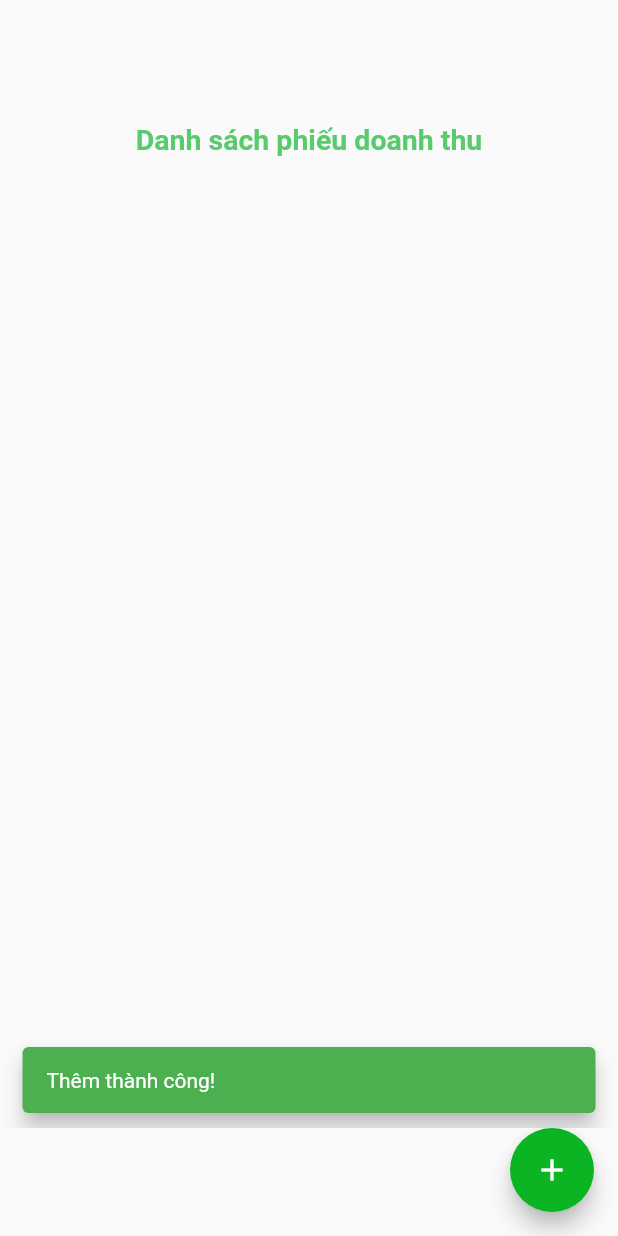
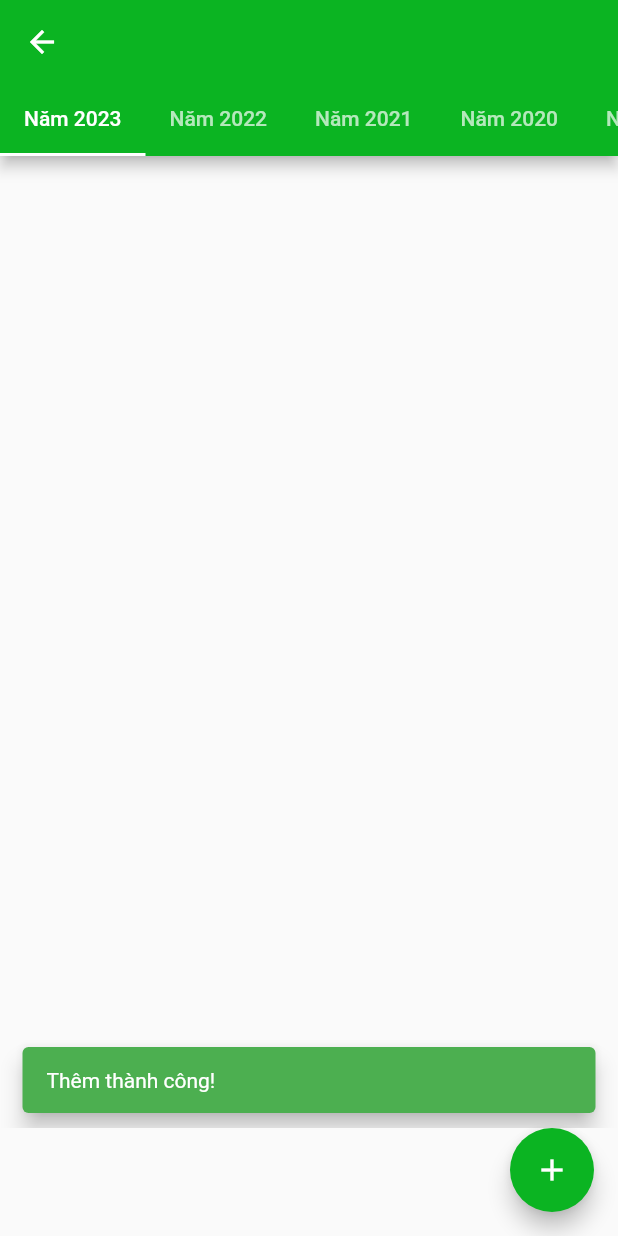
Before and after one commit to thang20cm/flutter_app_nhakhoa, a Flutter app: the doanhthucongviec screen opened directly with empty values, after a tap on the "add" icon, on a phone screen of 412 x 824 dp. Run offline on Flutter 3.47's test engine with Material 2 defaults, Android fonts, the phone set to English and light mode, and no system bars; our stand-ins replace shared_preferences; accounts and stored records are empty; network calls fail.

Commit message:
Update main.dart

```diff
--- a/lib/main.dart
+++ b/lib/main.dart
@@ -48,7 +48,7 @@ class congviec extends StatelessWidget {
             margin: EdgeInsets.only(top: 120),
             child: Text(
               'CHỌN CÔNG VIỆC CỦA BẠN',
-              style: TextStyle(fontSize: 24, fontWeight: FontWeight.w900, color: Colors.white),
+              style: TextStyle(fontSize: 24, fontWeight: FontWeight.w700, color: Colors.white,fontFamily: 'SFUFUTURABOOK',),
               textAlign: TextAlign.center,
             ),
           ),
@@ -111,14 +111,13 @@ class CongViecItem extends StatelessWidget {
           ),
           child: Text(
             title,
-            style: TextStyle(fontSize: 20, fontWeight: FontWeight.bold, color: Color.fromRGBO(46, 173, 67, 1)),
-          ),
-        ),
-      ),
-    );
-  }
-}
-
+            style: TextStyle(fontSize: 20, fontWeight: FontWeight.bold, color: Color.fromRGBO(46, 173, 67, 1),fontFamily: 'SFUFUTURABOOK',),
+          ),
+        ),
+      ),
+    );
+  }
+}
 
 
 
@@ -138,7 +137,23 @@ class doanhthucongviec extends StatefulWidget {
 
 class _DoanhThuCongViecState extends State<doanhthucongviec> {
   TextEditingController ngayNhapPhieu = TextEditingController();
-  List<String> danhSachSudungDoanhThu = [];
+  List<String> danhSachSuDungDoanhThu = [];
+
+  String trichXuatThang(String ngayNhapPhieu) {
+    final parts = ngayNhapPhieu.split('/');
+    if (parts.length >= 2) {
+      return parts[1];
+    }
+    return '';
+  }
+
+  String trichXuatNam(String ngayNhapPhieu) {
+    final parts = ngayNhapPhieu.split('/');
+    if (parts.length >= 3) {
+      return parts[2];
+    }
+    return '';
+  }
 
   @override
   void initState() {
@@ -199,7 +214,7 @@ class _DoanhThuCongViecState extends State<doanhthucongviec> {
             .map((item) => "${item['ngayNhapPhieu']} - ${item['idPhieudoanhthu']}")
             .toList();
         setState(() {
-          this.danhSachSudungDoanhThu = danhSachDoanhThu;
+          this.danhSachSuDungDoanhThu = danhSachDoanhThu;
         });
       } else {
         print("Lỗi khi lấy dữ liệu từ bảng phieudoanhthu: ${response.statusCode}");
@@ -208,6 +223,7 @@ class _DoanhThuCongViecState extends State<doanhthucongviec> {
       print("Lỗi khi lấy dữ liệu từ bảng phieudoanhthu: $e");
     }
   }
+
   Future<void> xoaPhieuDoanhThu(String idPhieudoanhthu) async {
     try {
       String uri = "http://buffquat13.000webhostapp.com/xoaphieudoanhthu.php";
@@ -218,15 +234,14 @@ Future<void> xoaPhieuDoanhThu(String idPhieudoanhthu) async {
       if (response["Success"] == "true") {
         print("Xóa phiếu doanh thu thành công!");
         await getPhieuDoanhThu();
-       // Hiển thị SnackBar thông báo xóa thành công
         ScaffoldMessenger.of(context).showSnackBar(
           SnackBar(
             content: Text('Xóa thành công!'),
             duration: Duration(seconds: 2),
             behavior: SnackBarBehavior.floating,
-          backgroundColor: Colors.red, // Màu nền SnackBar
-        ),
-      ); // Lấy danh sách mới sau khi xóa
+            backgroundColor: Colors.red,
+          ),
+        );
       } else {
         print("Lỗi khi xóa phiếu doanh thu!");
       }
@@ -235,47 +250,76 @@ Future<void> xoaPhieuDoanhThu(String idPhieudoanhthu) async {
     }
   }
 
-
+  List<String> filterPhieuTheoThang(String thang, String nam) {
+    return danhSachSuDungDoanhThu.where((phieu) {
+      final parts = phieu.split(' - ');
+      final ngayNhapPhieu = parts[0];
+      final thangPhieu = trichXuatThang(ngayNhapPhieu);
+      final namPhieu = trichXuatNam(ngayNhapPhieu);
+      return thangPhieu == thang && namPhieu == nam;
+    }).toList();
+  }
 
   @override
   Widget build(BuildContext context) {
-  return Scaffold(
-    body: Column(
+    return DefaultTabController(
+      length: 12, // Số tab tương ứng với 12 năm
+      child: Scaffold(
+        appBar: AppBar(
+          backgroundColor:Color.fromRGBO(11, 180, 34, 1),
+          title: Text(widget.title),
+          bottom: TabBar(
+            indicatorColor: Colors.white,
+            isScrollable: true,
+            tabs: List<Widget>.generate(12, (int index) {
+              final year = DateTime.now().year - index;
+              return Tab(
+                text: "Năm $year",
+              );
+            }),
+          ),
+        ),
+        body: TabBarView(
+          children: List<Widget>.generate(12, (int index) {
+            final year = DateTime.now().year - index;
+            return ListView.builder(
+
+              itemCount: 12, // Số tháng trong năm
+              itemBuilder: (context, index) {
+                final month = index + 1;
+                final phiieusThangNam = filterPhieuTheoThang(month.toString(), year.toString());
+                if (phiieusThangNam.isEmpty) {
+                  return SizedBox.shrink(); // Không hiển thị nếu không có phiếu trong tháng/năm
+                }
+                return Column(
+
+                  crossAxisAlignment: CrossAxisAlignment.start,
                   children: [
                     Container(
-          margin: EdgeInsets.only(top: 40, bottom: 20),
+                      padding: EdgeInsets.symmetric(horizontal: 16, vertical: 8),
                       child: Text(
-            '${widget.title}',
+                        'Tháng $month',
                         style: TextStyle(
-              fontSize: 19,
+                          fontSize: 18,
                           fontWeight: FontWeight.bold,
-              color: Color.fromRGBO(88, 203, 108, 1),
+                           fontFamily: 'SFUFUTURABOOK',
+                           color: Color.fromRGBO(226, 18, 18, 1)
                         ),
                       ),
                     ),
                     Container(
-          margin: EdgeInsets.only(top: 0, bottom: 20),
-          child: Text(
-            'Danh sách phiếu doanh thu',
-            style: TextStyle(
-              fontSize: 19,
-              fontWeight: FontWeight.bold,
-              color: Color.fromRGBO(88, 203, 108, 1),
-            ),
-          ),
-        ),
-        Expanded(
-          child: Container(
-            margin: EdgeInsets.only(left: 10, right: 10),
-            child: GridView.builder(
+                      margin: EdgeInsets.only(left: 10,right: 10),
+                   child:GridView.builder(
+                      shrinkWrap: true,
+                      physics: NeverScrollableScrollPhysics(),
                       gridDelegate: SliverGridDelegateWithFixedCrossAxisCount(
-                crossAxisCount: 4,
+                        crossAxisCount: 5,
                         crossAxisSpacing: 10.0,
                         mainAxisSpacing: 10.0,
                       ),
-              itemCount: danhSachSudungDoanhThu.length,
+                      itemCount: phiieusThangNam.length,
                       itemBuilder: (context, index) {
-                final parts = danhSachSudungDoanhThu[index].split(' - ');
+                        final parts = phiieusThangNam[index].split(' - ');
                         final ngayNhapPhieu = parts[0];
                         final idPhieudoanhthu = parts[1];
                         return InkWell(
@@ -316,50 +360,56 @@ Widget build(BuildContext context) {
                               },
                             );
                           },
-                  child: Container(
+
+                            child:Container(
                             decoration: BoxDecoration(
-                      color: Color.fromRGBO(11, 180, 34, 1), // Màu nền đúng
+                              color: Color.fromRGBO(11, 180, 34, 1),
                               borderRadius: BorderRadius.circular(10.0),
                             ),
                             child: Stack(
                               alignment: Alignment.center,
                               children: [
                                 Container(
+
                                   width: double.infinity,
                                   height: double.infinity,
-                          // Màu nền đúng
                                 ),
                                 Column(
                                   mainAxisAlignment: MainAxisAlignment.center,
                                   children: [
                                     Icon(
-                              Icons.receipt, // Thay bằng icon phiếu của bạn
+                                      Icons.receipt,
                                       color: Colors.white,
-                              size: 48,
-                            ),
-                            SizedBox(height: 8),
+                                      size: 40,
+                                    ),
+                                    SizedBox(height: 2),
                                     Text(
                                       ngayNhapPhieu,
                                       style: TextStyle(
                                         color: Colors.white,
-                                fontSize: 16,
-                                fontWeight: FontWeight.normal,
-                              ),
-                            ),
-                          ],
-                        ),
-                      ],
-                    ),
-                  ),
-                );
-              },
-            ),
-          ),
-        ),
-      ],
+                                        fontSize: 11,
+                                        fontWeight: FontWeight.bold,
+                                        fontFamily: 'SFUFUTURABOOK'
+                                      ),
+                                    ),
+                                  ],
+                                ),
+                              ],
+                            ),
+                          ),
+
+                        );
+                      },
+                    ),
+                ),
+                  ],
+                );
+              },
+            );
+          }),
         ),
         floatingActionButton: FloatingActionButton(
-      backgroundColor: Color.fromRGBO(11, 180, 34, 1), // Màu nền đúng
+          backgroundColor: Color.fromRGBO(11, 180, 34, 1),
           onPressed: () async {
             themPhieuDoanhThu();
             ScaffoldMessenger.of(context).showSnackBar(
@@ -372,6 +422,7 @@ Widget build(BuildContext context) {
             );
           },
           child: Icon(Icons.add),
+        ),
       ),
     );
   }
@@ -3091,7 +3142,7 @@ Widget build(BuildContext context) {
                   ),
                   minimumSize: Size(0, 50),
                 ),
-                child: Text("Bắt đầu", style: TextStyle(fontSize: 19)),
+                child: Text("Bắt đầu", style: TextStyle(fontSize: 19,fontFamily: 'SFUFUTURABOOK',fontWeight: FontWeight.bold)),
               ),
             ),
             Container(
@@ -3112,7 +3163,7 @@ Widget build(BuildContext context) {
                   ),
                   minimumSize: Size(0, 50),
                 ),
-                child: Text("Kết thúc", style: TextStyle(fontSize: 19)),
+                child: Text("Kết thúc", style: TextStyle(fontSize: 19,fontFamily: 'SFUFUTURABOOK',fontWeight: FontWeight.bold)),
               ),
             ),
           ],
@@ -3145,6 +3196,7 @@ Widget build(BuildContext context) {
                   fontSize: 20,
                   color: Color.fromRGBO(88, 203, 108, 1),
                   fontWeight: FontWeight.w700,
+                  fontFamily: 'SFUFUTURABOOK',
                 ),
                 textAlign: TextAlign.center,
               ),
```
Lines whose indentation alone changed are shown as unchanged.
